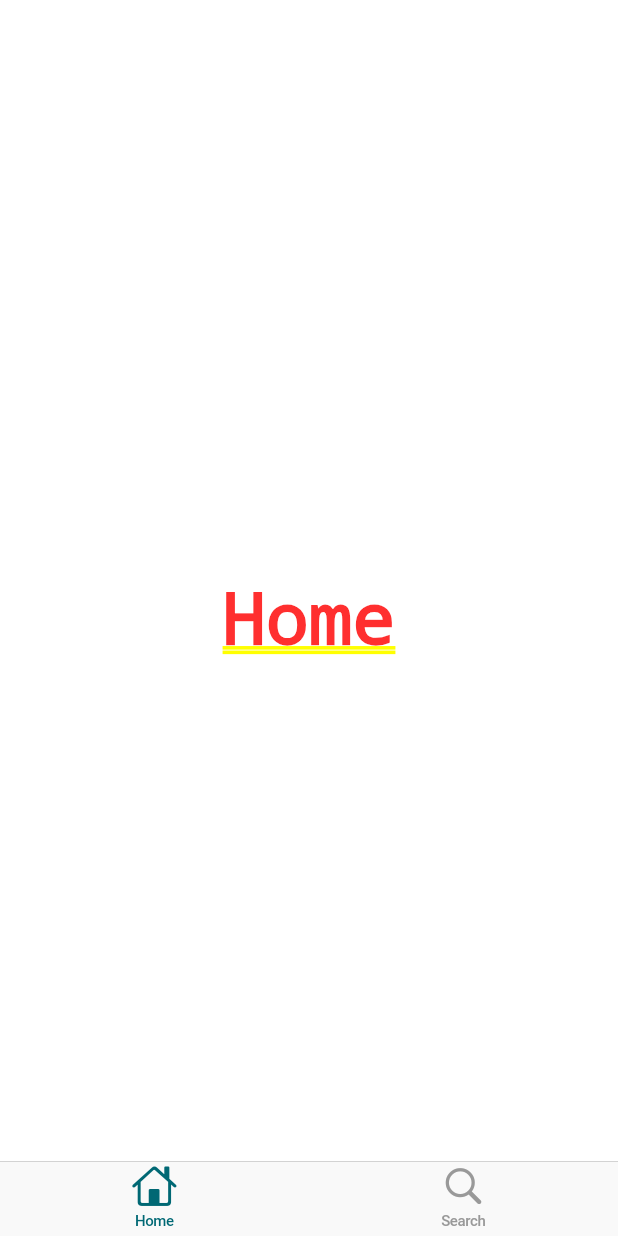
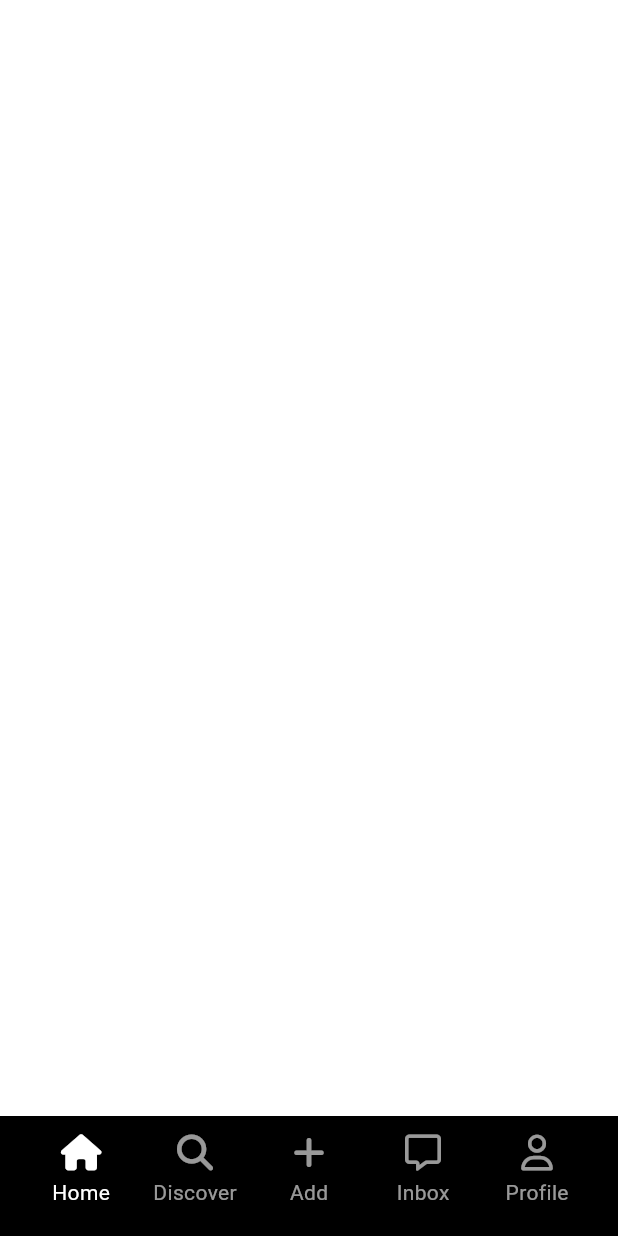
Before and after one commit to thekuhn37/flutter_tiktokclone, a Flutter app: the screen it shows after launch, on a phone screen of 412 x 824 dp. Run offline on Flutter 3.47's test engine with Material 3 defaults, Android fonts, the phone set to English and light mode, and no system bars; our stand-ins replace font_awesome_flutter.

Commit message:
6.5 Custom Navigation Bar

```diff
--- a/lib/features/main_navigation/main_navigation_screen.dart
+++ b/lib/features/main_navigation/main_navigation_screen.dart
@@ -1,6 +1,8 @@
 import 'package:flutter/cupertino.dart';
 import 'package:flutter/material.dart';
 import 'package:font_awesome_flutter/font_awesome_flutter.dart';
+import 'package:tiktokclone/constants/gaps.dart';
+import 'package:tiktokclone/features/main_navigation/widgets/nav_tab.dart';
 
 class MainNavigationScreen extends StatefulWidget {
   const MainNavigationScreen({super.key});
@@ -38,24 +40,45 @@ class _MainNavigationScreenState extends State<MainNavigationScreen> {
 
   @override
   Widget build(BuildContext context) {
-    return CupertinoTabScaffold(
-      // To make a cupertino style navigation bar, we should replace
-      // 'scaffold' to 'cupertinotabscaffold'.
-      tabBar: CupertinoTabBar(
-        items: const [
-          BottomNavigationBarItem(
-            icon: FaIcon(CupertinoIcons.home),
-            label: "Home",
-          ),
-          BottomNavigationBarItem(
-            icon: FaIcon(CupertinoIcons.search),
-            label: "Search",
-          ),
-        ],
+    return Scaffold(
+      bottomNavigationBar: BottomAppBar(
+        color: Colors.black,
+        child: Row(
+          mainAxisAlignment: MainAxisAlignment.spaceBetween,
+          children: [
+            NavTab(
+              label: 'Home',
+              icon: FontAwesomeIcons.house,
+              isSelected: _selectedIndex == 0,
+              onTap: () => _onTap(0),
+            ),
+            NavTab(
+              label: 'Discover',
+              icon: FontAwesomeIcons.magnifyingGlass,
+              isSelected: _selectedIndex == 1,
+              onTap: () => _onTap(1),
+            ),
+            NavTab(
+              label: 'Add',
+              icon: FontAwesomeIcons.plus,
+              isSelected: _selectedIndex == 2,
+              onTap: () => _onTap(2),
+            ),
+            NavTab(
+              label: 'Inbox',
+              icon: FontAwesomeIcons.message,
+              isSelected: _selectedIndex == 3,
+              onTap: () => _onTap(3),
+            ),
+            NavTab(
+              label: 'Profile',
+              icon: FontAwesomeIcons.user,
+              isSelected: _selectedIndex == 4,
+              onTap: () => _onTap(4),
+            ),
+          ],
+        ),
       ),
-      // Use CupertinoTapBar.
-      tabBuilder: (context, index) => screens[index],
-      // tabbuilder is a function that returns widgets.
     );
   }
 }
--- /dev/null
+++ b/lib/features/main_navigation/widgets/nav_tab.dart
@@ -0,0 +1,51 @@
+import 'package:flutter/cupertino.dart';
+import 'package:flutter/material.dart';
+import 'package:font_awesome_flutter/font_awesome_flutter.dart';
+import 'package:tiktokclone/constants/gaps.dart';
+
+class NavTab extends StatelessWidget {
+  final String label;
+  final IconData icon;
+  final bool isSelected;
+  final Function onTap;
+
+  const NavTab({
+    super.key,
+    required this.label,
+    required this.icon,
+    required this.isSelected,
+    required this.onTap,
+  });
+
+  @override
+  Widget build(BuildContext context) {
+    return Expanded(
+      child: GestureDetector(
+        onTap: () => onTap(),
+        child: Container(
+          //Container widget is added to make proper area to be clicked.
+          color: Colors.black,
+          child: AnimatedOpacity(
+            opacity: isSelected ? 1 : 0.6,
+            duration: const Duration(milliseconds: 100),
+            child: Column(
+              children: [
+                FaIcon(
+                  icon,
+                  color: Colors.white,
+                ),
+                Gaps.v5,
+                Text(
+                  label,
+                  style: const TextStyle(
+                    color: Colors.white,
+                  ),
+                ),
+              ],
+            ),
+          ),
+        ),
+      ),
+    );
+  }
+}
```
